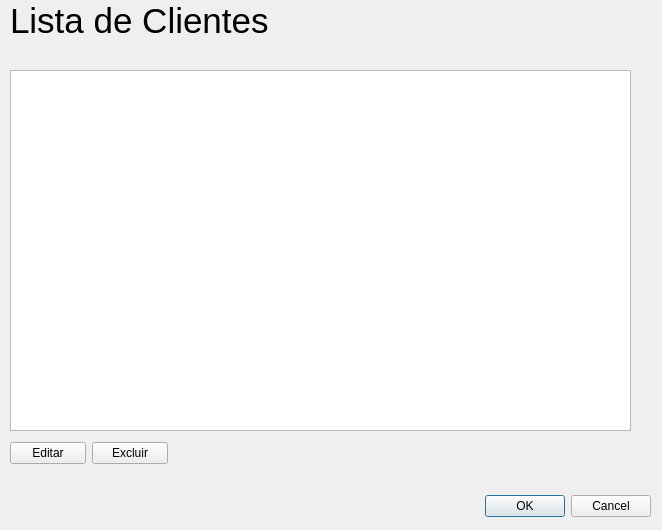
Above: colaboradores/listaclientes.ui from ViniiGabriel/hotelQT before the change. Below: the same form after it.
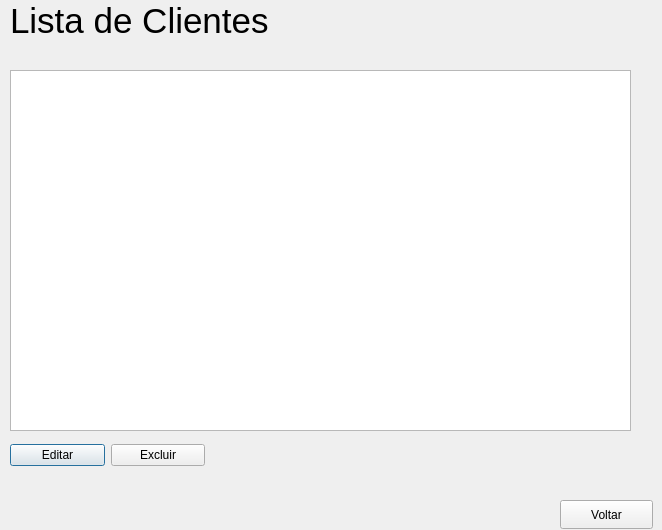
That is the form after the change.

The edit to the form file:
```diff
--- a/colaboradores/listaclientes.ui
+++ b/colaboradores/listaclientes.ui
@@ -36,8 +36,8 @@
     <rect>
      <x>10</x>
      <y>440</y>
-     <width>158</width>
-     <height>26</height>
+     <width>195</width>
+     <height>31</height>
     </rect>
    </property>
    <layout class="QHBoxLayout" name="horizontalLayout">
@@ -67,20 +67,17 @@
     </rect>
    </property>
   </widget>
-  <widget class="QDialogButtonBox" name="buttonBox">
+  <widget class="QPushButton" name="btn_voltar">
    <property name="geometry">
     <rect>
-     <x>310</x>
-     <y>490</y>
-     <width>341</width>
-     <height>32</height>
+     <x>560</x>
+     <y>500</y>
+     <width>93</width>
+     <height>29</height>
     </rect>
    </property>
-   <property name="orientation">
-    <enum>Qt::Horizontal</enum>
-   </property>
-   <property name="standardButtons">
-    <set>QDialogButtonBox::Cancel|QDialogButtonBox::Ok</set>
+   <property name="text">
+    <string>Voltar</string>
    </property>
   </widget>
  </widget>
```
